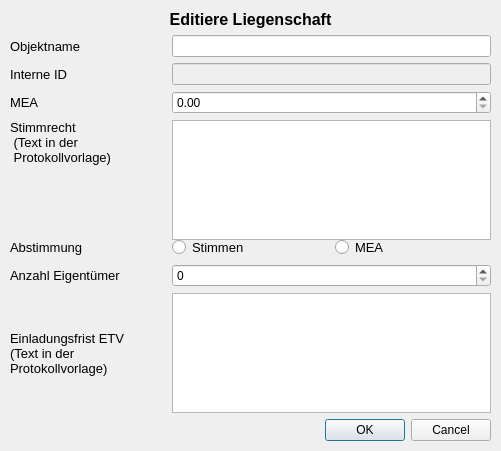
ealkenbrecher/ETVManager, file propertysettings.ui: the form before one commit.
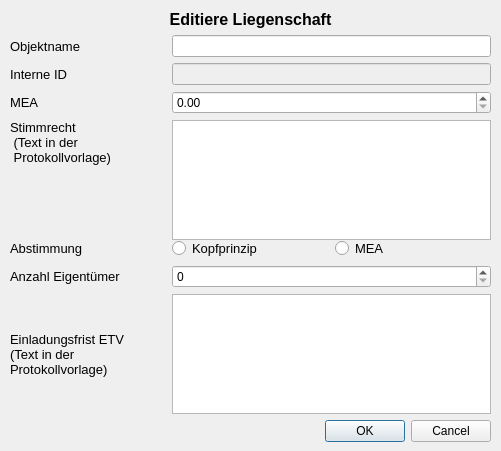
The form after the commit.

```diff
--- a/propertysettings.ui
+++ b/propertysettings.ui
@@ -19,7 +19,7 @@
      <x>10</x>
      <y>10</y>
      <width>481</width>
-     <height>431</height>
+     <height>432</height>
     </rect>
    </property>
    <layout class="QGridLayout" name="gridLayout">
@@ -168,7 +168,7 @@
        </font>
       </property>
       <property name="text">
-       <string>Stimmen</string>
+       <string>Kopfprinzip</string>
       </property>
      </widget>
     </item>
```
Left out of the diff: 4 changed lines with no effect on the pictures.
